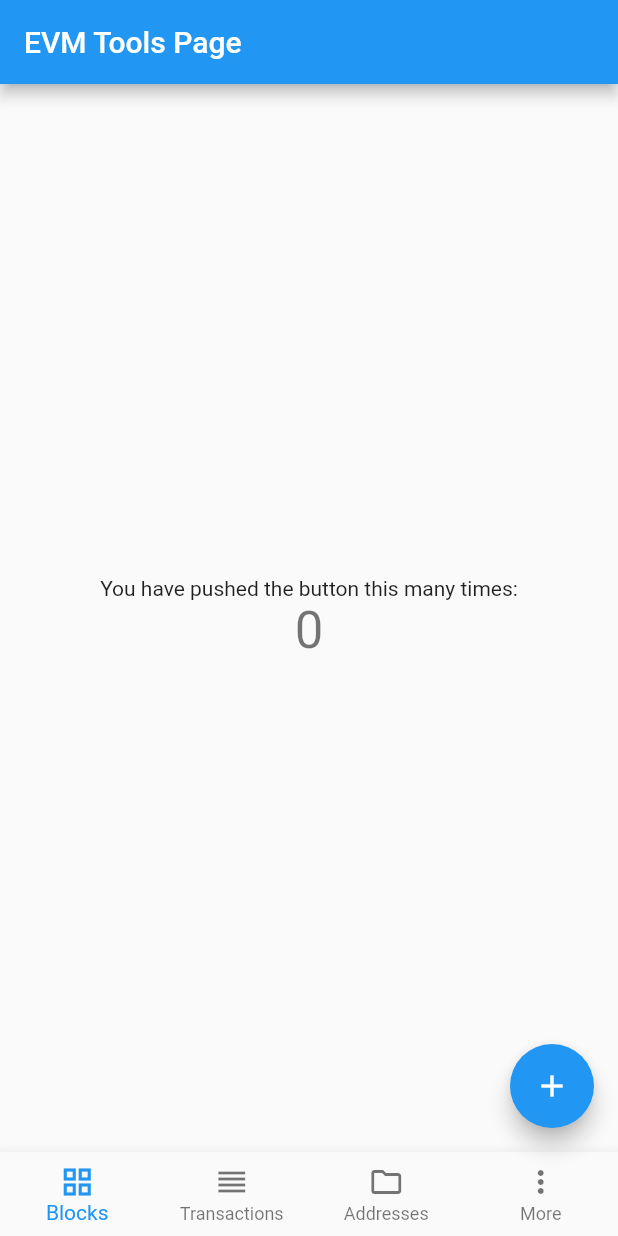
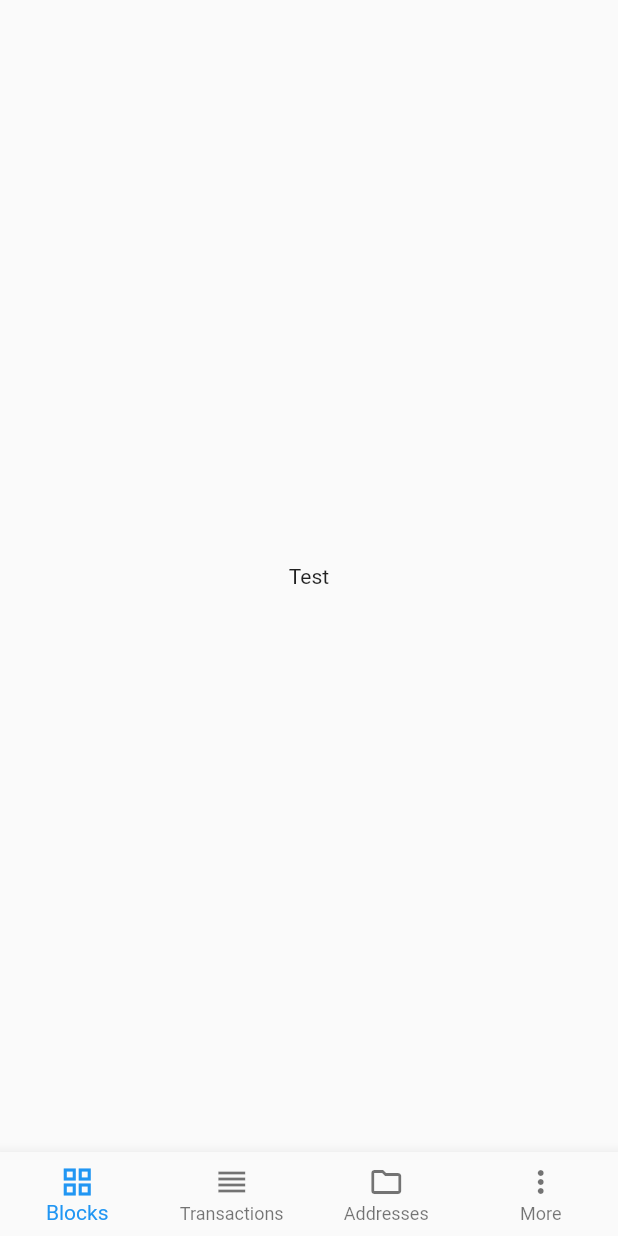
Before and after one commit to ismaelbej/evm-tools, a Flutter app: the screen it shows after launch, on a phone screen of 412 x 824 dp. Run offline on Flutter 3.47's test engine with Material 2 defaults, Android fonts, the light colour scheme and no system bars.

Commit message:
Clean and prepare for upload

```diff
--- a/lib/app.dart
+++ b/lib/app.dart
@@ -5,24 +5,11 @@ import 'presentation/home_page.dart';
 class MyApp extends StatelessWidget {
   const MyApp({Key? key}) : super(key: key);
 
-  // This widget is the root of your application.
   @override
   Widget build(BuildContext context) {
-    return MaterialApp(
-      title: 'EVM Tools',
-      theme: ThemeData(
-        // This is the theme of your application.
-        //
-        // Try running your application with "flutter run". You'll see the
-        // application has a blue toolbar. Then, without quitting the app, try
-        // changing the primarySwatch below to Colors.green and then invoke
-        // "hot reload" (press "r" in the console where you ran "flutter run",
-        // or simply save your changes to "hot reload" in a Flutter IDE).
-        // Notice that the counter didn't reset back to zero; the application
-        // is not restarted.
-        primarySwatch: Colors.blue,
-      ),
-      home: const MyHomePage(title: 'EVM Tools Page'),
+    return const MaterialApp(
+      title: 'Evm tools',
+      home: MyHomePage(title: 'Evm tools'),
       debugShowCheckedModeBanner: false,
     );
   }
--- a/lib/presentation/home_page.dart
+++ b/lib/presentation/home_page.dart
@@ -2,89 +2,23 @@ import 'package:flutter/material.dart';
 
 import 'navigation_bar.dart';
 
-class MyHomePage extends StatefulWidget {
+class MyHomePage extends StatelessWidget {
   const MyHomePage({Key? key, required this.title}) : super(key: key);
-
-  // This widget is the home page of your application. It is stateful, meaning
-  // that it has a State object (defined below) that contains fields that affect
-  // how it looks.
-
-  // This class is the configuration for the state. It holds the values (in this
-  // case the title) provided by the parent (in this case the App widget) and
-  // used by the build method of the State. Fields in a Widget subclass are
-  // always marked "final".
 
   final String title;
 
   @override
-  State<MyHomePage> createState() => _MyHomePageState();
-}
-
-class _MyHomePageState extends State<MyHomePage> {
-  int _counter = 0;
-
-  void _incrementCounter() {
-    setState(() {
-      // This call to setState tells the Flutter framework that something has
-      // changed in this State, which causes it to rerun the build method below
-      // so that the display can reflect the updated values. If we changed
-      // _counter without calling setState(), then the build method would not be
-      // called again, and so nothing would appear to happen.
-      _counter++;
-    });
-  }
-
-  @override
   Widget build(BuildContext context) {
-    // This method is rerun every time setState is called, for instance as done
-    // by the _incrementCounter method above.
-    //
-    // The Flutter framework has been optimized to make rerunning build methods
-    // fast, so that you can just rebuild anything that needs updating rather
-    // than having to individually change instances of widgets.
     return Scaffold(
-      appBar: AppBar(
-        // Here we take the value from the MyHomePage object that was created by
-        // the App.build method, and use it to set our appbar title.
-        title: Text(widget.title),
-      ),
       body: Center(
-        // Center is a layout widget. It takes a single child and positions it
-        // in the middle of the parent.
         child: Column(
-          // Column is also a layout widget. It takes a list of children and
-          // arranges them vertically. By default, it sizes itself to fit its
-          // children horizontally, and tries to be as tall as its parent.
-          //
-          // Invoke "debug painting" (press "p" in the console, choose the
-          // "Toggle Debug Paint" action from the Flutter Inspector in Android
-          // Studio, or the "Toggle Debug Paint" command in Visual Studio Code)
-          // to see the wireframe for each widget.
-          //
-          // Column has various properties to control how it sizes itself and
-          // how it positions its children. Here we use mainAxisAlignment to
-          // center the children vertically; the main axis here is the vertical
-          // axis because Columns are vertical (the cross axis would be
-          // horizontal).
           mainAxisAlignment: MainAxisAlignment.center,
-          children: <Widget>[
-            const Text(
-              'You have pushed the button this many times:',
-            ),
-            Text(
-              '$_counter',
-              style: Theme.of(context).textTheme.headline4,
-            ),
+          children: const <Widget>[
+            Text('Test'),
           ],
         ),
       ),
-      floatingActionButton: FloatingActionButton(
-        onPressed: _incrementCounter,
-        tooltip: 'Increment',
-        child: const Icon(Icons.add),
-      ),
-      bottomNavigationBar:
-          const MyNavigationBar(), // This trailing comma makes auto-formatting nicer for build methods.
+      bottomNavigationBar: const MyNavigationBar(),
     );
   }
 }
--- a/pubspec.yaml
+++ b/pubspec.yaml
@@ -1,5 +1,5 @@
 name: evm_tools
-description: A new Flutter project.
+description: A couple of EVM tools.
 
 # The following line prevents the package from being accidentally published to
 # pub.dev using `flutter pub publish`. This is preferred for private packages.
```
Also changed, not shown: 2 other files.
